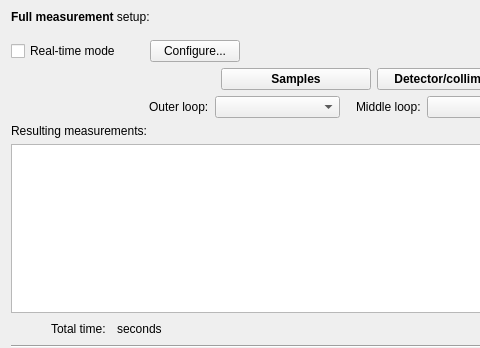
mlz-ictrl/nicos, file custom/kws1/lib/gui/table.ui: the form before one commit; both pictures show x 0 to 480 and y 0 to 348 of the 904 by 348 pixel window.
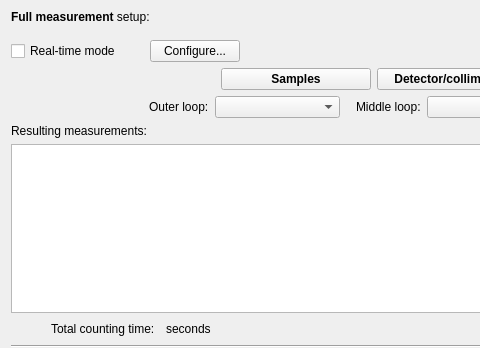
The form after the commit.

```diff
--- a/custom/kws1/lib/gui/table.ui
+++ b/custom/kws1/lib/gui/table.ui
@@ -354,7 +354,7 @@
      <item>
       <widget class="QLabel" name="label_4">
        <property name="text">
-        <string>Total time:</string>
+        <string>Total counting time:</string>
        </property>
       </widget>
      </item>
```
